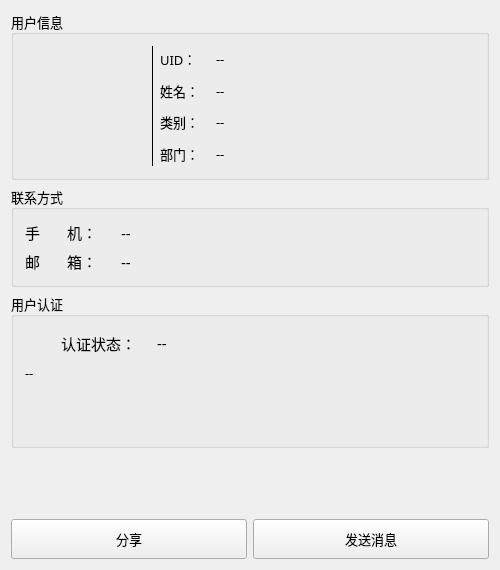
First picture: the form in friendinfowidget.ui, repository csthenry/weplanet-desktop, before the edit.
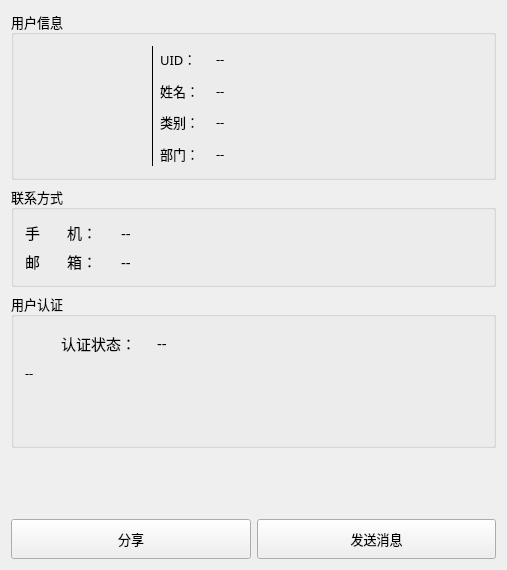
Second picture: the form after the edit. Icons and pictures are not drawn.

Diff of the .ui file:
```diff
--- a/friendinfowidget.ui
+++ b/friendinfowidget.ui
@@ -6,22 +6,10 @@
    <rect>
     <x>0</x>
     <y>0</y>
-    <width>500</width>
+    <width>507</width>
     <height>570</height>
    </rect>
   </property>
-  <property name="minimumSize">
-   <size>
-    <width>500</width>
-    <height>570</height>
-   </size>
-  </property>
-  <property name="maximumSize">
-   <size>
-    <width>500</width>
-    <height>570</height>
-   </size>
-  </property>
   <property name="font">
    <font>
     <family>微软雅黑</family>
@@ -35,9 +23,15 @@
    <iconset resource="resource.qrc">
     <normaloff>:/images/color_icon/color-inf.svg</normaloff>:/images/color_icon/color-inf.svg</iconset>
   </property>
-  <layout class="QGridLayout" name="gridLayout_7">
+  <layout class="QGridLayout" name="gridLayout_8">
    <item row="0" column="0">
     <widget class="QGroupBox" name="group_userInfo">
+     <property name="minimumSize">
+      <size>
+       <width>485</width>
+       <height>0</height>
+      </size>
+     </property>
      <property name="font">
       <font>
        <family>微软雅黑</family>
@@ -447,6 +441,22 @@
     </widget>
    </item>
    <item row="3" column="0">
+    <widget class="QStackedWidget" name="stackedWidget">
+     <widget class="QWidget" name="page">
+      <layout class="QGridLayout" name="gridLayout_7">
+       <property name="leftMargin">
+        <number>0</number>
+       </property>
+       <property name="topMargin">
+        <number>0</number>
+       </property>
+       <property name="rightMargin">
+        <number>0</number>
+       </property>
+       <property name="bottomMargin">
+        <number>0</number>
+       </property>
+       <item row="0" column="0">
     <spacer name="verticalSpacer">
      <property name="orientation">
       <enum>Qt::Vertical</enum>
@@ -454,12 +464,12 @@
      <property name="sizeHint" stdset="0">
       <size>
        <width>20</width>
-       <height>35</height>
+           <height>50</height>
       </size>
      </property>
     </spacer>
    </item>
-   <item row="4" column="0">
+       <item row="1" column="0">
     <layout class="QGridLayout" name="gridLayout_5">
      <item row="0" column="0">
       <widget class="QPushButton" name="btn_share">
@@ -488,6 +498,11 @@
       </widget>
      </item>
     </layout>
+       </item>
+      </layout>
+     </widget>
+     <widget class="QWidget" name="page_2"/>
+    </widget>
    </item>
   </layout>
  </widget>
```
Lines whose indentation alone changed are shown as unchanged.
